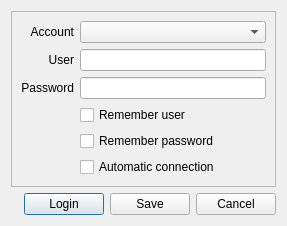
Above: src/GuiNetworkLogin.ui from hwgao/beebeep before the change. Below: the same form after it.
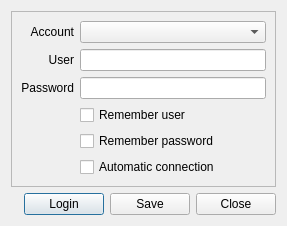
That is the form after the change.

Diff of the .ui file:
```diff
--- a/src/GuiNetworkLogin.ui
+++ b/src/GuiNetworkLogin.ui
@@ -120,7 +120,7 @@
    <item row="1" column="3">
     <widget class="QPushButton" name="mp_pbCancel">
      <property name="text">
-      <string>Cancel</string>
+      <string>Close</string>
      </property>
     </widget>
    </item>
```
Left out of the diff: 4 changed lines with no effect on the pictures.
